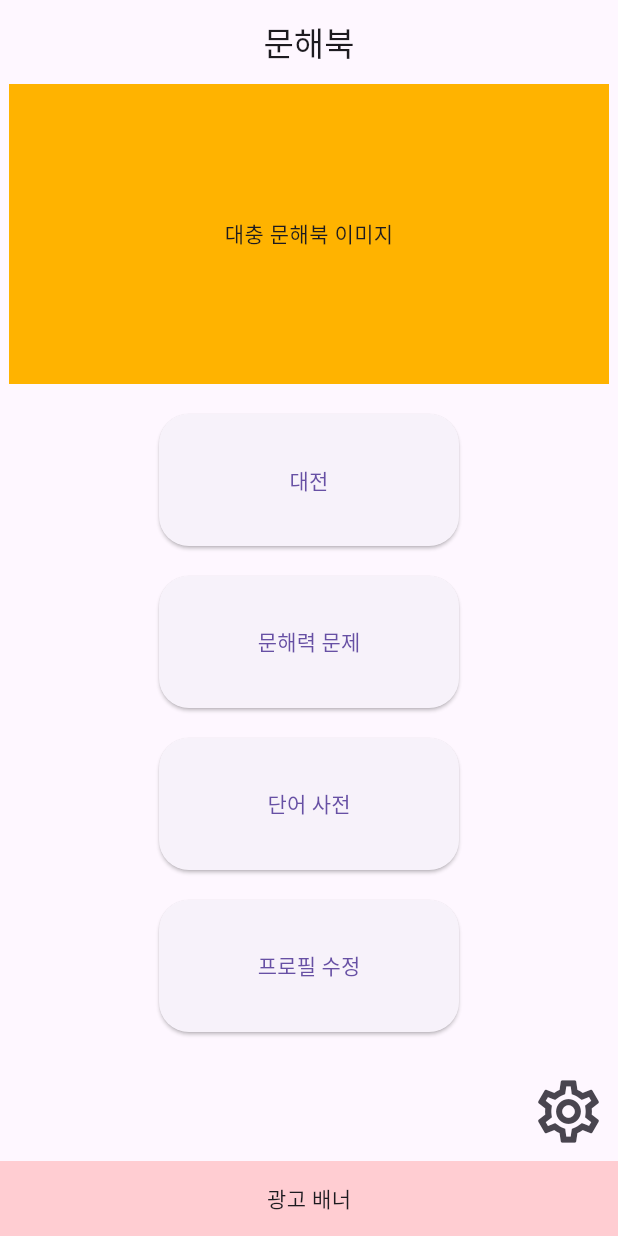
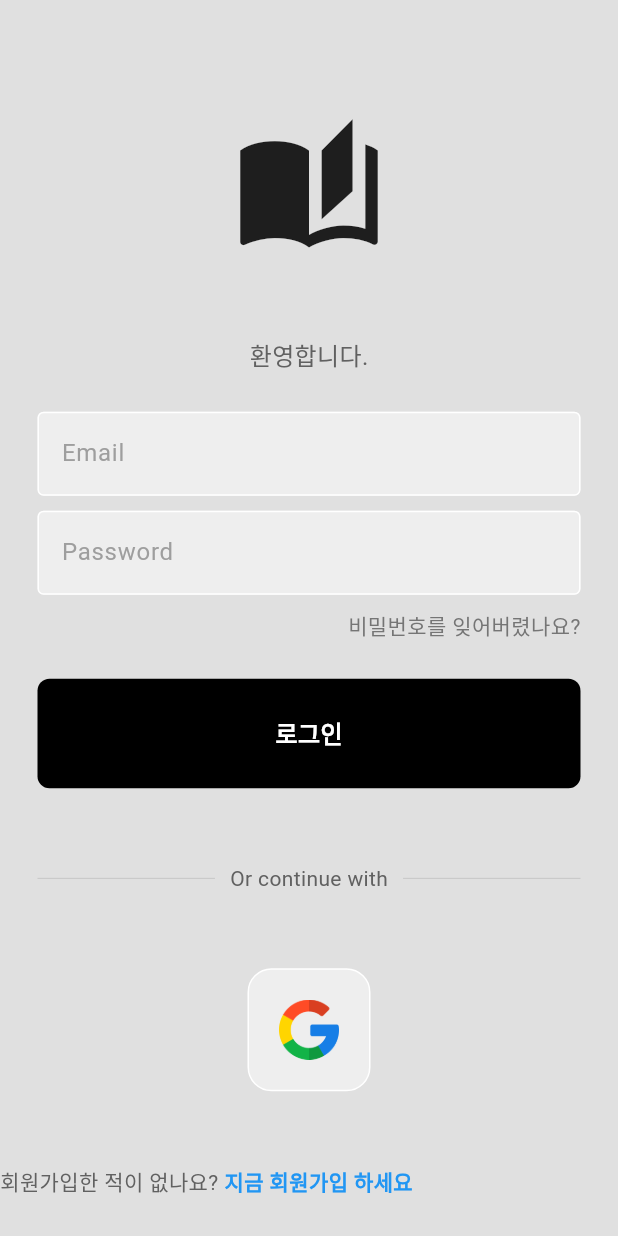
Before and after one commit to PLNumber/opendemo, a Flutter app: the screen it shows after launch, on a phone screen of 412 x 824 dp. Run offline on Flutter 3.47's test engine with Material 3 defaults, Android fonts, the phone set to English and light mode, and no system bars; our stand-ins replace cloud_firestore, firebase_auth, firebase_core, flutter_dotenv, google_sign_in, shared_preferences; accounts and stored records are empty.

Commit message:
로그인 하면 됨

```diff
--- /dev/null
+++ b/lib/Main/Login/component/button.dart
@@ -0,0 +1,36 @@
+import 'package:flutter/material.dart';
+
+class MyButton extends StatelessWidget {
+  final Function()? onTap;
+  final String text;
+
+  const MyButton({
+    super.key,
+    required this.onTap,
+    required this.text,
+  });
+
+  @override
+  Widget build(BuildContext context) {
+    return GestureDetector(
+      onTap: onTap,
+      child: Container(
+        padding: const EdgeInsets.all(25),
+        margin: const EdgeInsets.symmetric(horizontal: 25),
+        decoration: BoxDecoration(
+          color: Colors.black,
+          borderRadius: BorderRadius.circular(8),
+        ),
+        child: Center(
+            child: Text(
+          text,
+          style: const TextStyle(
+            color: Colors.white,
+            fontWeight: FontWeight.bold,
+            fontSize: 16,
+          ),
+        )),
+      ),
+    );
+  }
+}
--- /dev/null
+++ b/lib/Main/Login/component/squaretitle.dart
@@ -0,0 +1,30 @@
+import 'package:flutter/material.dart';
+
+class SquareTitle extends StatelessWidget {
+  final String imagePath;
+  final Function()? onTap;
+  const SquareTitle({
+    super.key,
+    required this.imagePath,
+    required this.onTap,
+  });
+
+  @override
+  Widget build(BuildContext context) {
+    return GestureDetector(
+      onTap: onTap,
+      child: Container(
+        padding: EdgeInsets.all(20),
+        decoration: BoxDecoration(
+          border: Border.all(color: Colors.white),
+          borderRadius: BorderRadius.circular(16),
+          color: Colors.grey[200],
+        ),
+        child: Image.asset(
+          imagePath,
+          height: 40,
+        ),
+      ),
+    );
+  }
+}
--- /dev/null
+++ b/lib/Main/Login/component/textfield.dart
@@ -0,0 +1,37 @@
+import 'package:flutter/material.dart';
+
+class MyTextField extends StatelessWidget {
+  final controller;
+  final String hintText;
+  final bool obscureText;
+
+  const MyTextField({
+    super.key,
+    required this.controller,
+    required this.hintText,
+    required this.obscureText
+  });
+
+  @override
+  Widget build(BuildContext context) {
+    return  Padding(
+      padding: const EdgeInsets.symmetric(horizontal: 25.0),
+      child: TextField(
+        controller: controller,
+        obscureText: obscureText,
+        decoration: InputDecoration(
+          enabledBorder: const OutlineInputBorder(
+            borderSide: BorderSide(color: Colors.white),
+          ),
+          focusedBorder: OutlineInputBorder(
+            borderSide: BorderSide(color: Colors.grey.shade400),
+          ),
+          fillColor: Colors.grey.shade200,
+          filled: true,
+          hintText: hintText,
+          hintStyle: TextStyle(color: Colors.grey[500]),
+        ),
+      ),
+    );
+  }
+}
--- /dev/null
+++ b/lib/Main/Login/pages/auth_page.dart
@@ -0,0 +1,29 @@
+import 'package:firebase_auth/firebase_auth.dart';
+import 'package:flutter/material.dart';
+import '../../main.dart';
+import 'login_register.dart';
+
+class AuthPage extends StatelessWidget {
+  const AuthPage({super.key});
+
+  @override
+  Widget build(BuildContext context) {
+    return Scaffold(
+      body: StreamBuilder<User?>(
+        stream: FirebaseAuth.instance.authStateChanges(),
+        builder: (context, snapshot) {
+          //로그인 성공
+          if (snapshot.hasData){
+            return MainPage();
+          }
+
+          //로그인 실패
+          else{
+            return LoginOrRegisterPage();
+          }
+
+        },
+      ),
+    );
+  }
+}
--- /dev/null
+++ b/lib/Main/Login/pages/login_page.dart
@@ -0,0 +1,242 @@
+import 'package:firebase_auth/firebase_auth.dart';
+import 'package:flutter/material.dart';
+import '../component/button.dart';
+import '../component/squaretitle.dart';
+import '../component/textfield.dart';
+import '../services/auth.dart';
+
+class LoginPage extends StatefulWidget {
+  final Function()? onTap;
+  LoginPage({
+    super.key,
+    required this.onTap,
+  });
+
+  @override
+  State<LoginPage> createState() => _LoginPageState();
+}
+
+class _LoginPageState extends State<LoginPage> {
+  //text edit controller
+  final emailController = TextEditingController();
+  final passwordController = TextEditingController();
+
+  //로그인 함수
+  void signUserIn() async {
+    //로딩 화면
+    showDialog(
+      context: context,
+      builder: (context) {
+        return const Center(
+          child: CircularProgressIndicator(),
+        );
+      },
+    );
+    //로그인 정보 전달
+    try{
+      await FirebaseAuth.instance.signInWithEmailAndPassword(
+        email: emailController.text,
+        password: passwordController.text,
+      );
+      Navigator.pop(context);
+    } on FirebaseAuthException catch(e){
+      Navigator.pop(context);
+
+      ErrorMessage(e.code);
+    }
+    //Navigator.pop(context);
+  }
+
+  //에러 메시지 출력 함수
+  void ErrorMessage(String message) {
+    showDialog(
+      context: context,
+      builder: (context) {
+        return AlertDialog(
+          shape: RoundedRectangleBorder(
+            borderRadius: BorderRadius.circular(16),
+          ),
+          backgroundColor: Colors.white,
+          title: Center(
+            child: Text(
+              message,
+              style: const TextStyle(color: Colors.black),
+            ),
+          ),
+          actions: [
+            Center(
+              child: TextButton(
+                  onPressed: (){
+                    Navigator.of(context).pop();//창 닫기
+                  },
+                style: TextButton.styleFrom(
+                  backgroundColor: Colors.black,
+                  padding: const EdgeInsets.symmetric(horizontal: 16, vertical: 8),
+                  shape: RoundedRectangleBorder(
+                    borderRadius: BorderRadius.circular(8),
+                  ),
+                ),
+                child: const Text(
+                  '확인',
+                  style: TextStyle(color: Colors.white),
+                ),
+              ),
+            )
+          ],
+        );
+      },
+    );
+  }
+
+  @override
+  Widget build(BuildContext context) {
+    return Scaffold(
+      backgroundColor: Colors.grey[300],
+      //상단 상태창 침범하지 않는 용도
+      body: SafeArea(
+        child: Center(
+          child: SingleChildScrollView(
+            child: Column(
+              mainAxisAlignment: MainAxisAlignment.center,
+              children: [
+                const SizedBox(height: 50),
+                //로고
+                const Icon(
+                  Icons.auto_stories,
+                  size: 100,
+                ),
+
+                const SizedBox(height: 50),
+
+                Text(
+                    '환영합니다.',
+                    style: TextStyle(
+                      color: Colors.grey[700],
+                      fontSize: 16,
+                    ),
+                ),
+
+                const SizedBox(height: 25),
+
+                // 이메일 입력칸
+                MyTextField(
+                  controller: emailController,
+                  hintText: 'Email',
+                  obscureText: false,
+                ),
+
+                const SizedBox(height: 10),
+
+                //비밀번호 입력칸
+                MyTextField(
+                  controller: passwordController,
+                  hintText: 'Password',
+                  obscureText: true,
+                ),
+
+                const SizedBox(height: 10),
+
+                Padding(
+                  padding: const EdgeInsets.symmetric(horizontal: 25.0),
+                  child: Row(
+                    mainAxisAlignment: MainAxisAlignment.end,
+                    children: [
+                      Text(
+                        '비밀번호를 잊어버렸나요?',
+                        style: TextStyle(color: Colors.grey[600]),
+                      ),
+                    ],
+                  ),
+                ),
+
+                const SizedBox(height: 25),
+
+                //로그인 버튼
+                MyButton(
+                  text: "로그인",
+                  onTap: signUserIn,
+                ),
+
+                const SizedBox(height: 50),
+
+                Padding(
+                  padding: const EdgeInsets.symmetric(horizontal: 25.0),
+                  child: Row(
+                    children: [
+                      Expanded(
+                        child: Divider(
+                          thickness: 0.5,
+                          color: Colors.grey[400],
+                        ),
+                      ),
+
+                      Padding(
+                        padding: const EdgeInsets.symmetric(horizontal: 10.0),
+                        child: Text(
+                            'Or continue with',
+                          style: TextStyle(color: Colors.grey[700]),
+                        ),
+                      ),
+
+                      Expanded(
+                        child: Divider(
+                          thickness: 0.5,
+                          color: Colors.grey[400],
+                        ),
+                      ),
+
+                    ],
+                  ),
+                ),
+
+                const SizedBox(height: 50),
+
+                Row(
+                  mainAxisAlignment: MainAxisAlignment.center,
+                  children: [
+                    //구글로 로그인 버튼
+                    SquareTitle(
+                      onTap: () => AuthService().signInWithGoogle(),
+                        imagePath: 'assets/images/google.png'
+                    ),
+
+                    //SizedBox(width: 25),
+
+                    //그외
+                    //SquareTitle(imagePath: 'lib/images/google.png'),
+                  ],
+                ),
+
+                const SizedBox(height: 50),
+
+                //회원가입
+
+                Row(children: [
+                  Text(
+                      '회원가입한 적이 없나요?',
+                    style: TextStyle(color: Colors.grey[700]),
+                  ),
+                  const SizedBox(width: 4),
+                  GestureDetector(
+                    onTap: widget.onTap,
+                    child: const Text(
+                        '지금 회원가입 하세요',
+                      style: TextStyle(
+                          color: Colors.blue,
+                          fontWeight: FontWeight.bold
+                      ),
+                    ),
+                  ),
+                ],)
+
+
+
+
+              ],
+            ),
+          ),
+        ),
+      ),
+    );
+  }
+}
--- /dev/null
+++ b/lib/Main/Login/pages/login_register.dart
@@ -0,0 +1,34 @@
+import 'package:flutter/material.dart';
+import 'register_page.dart';
+
+import 'login_page.dart';
+
+class LoginOrRegisterPage extends StatefulWidget {
+  const LoginOrRegisterPage({super.key});
+
+  @override
+  State<LoginOrRegisterPage> createState() => _LoginOrRegisterPageState();
+}
+
+class _LoginOrRegisterPageState extends State<LoginOrRegisterPage> {
+
+  bool showLoginPage = true;
+
+  void togglePages() {
+    setState(() {
+      showLoginPage = !showLoginPage;
+    });
+  }
+  @override
+  Widget build(BuildContext context) {
+    if(showLoginPage) {
+      return LoginPage(
+        onTap: togglePages,
+      );
+    } else{
+      return RegisterPage(
+        onTap: togglePages,
+      );
+    }
+  }
+}
--- a/lib/Main/main.dart
+++ b/lib/Main/main.dart
@@ -1,13 +1,15 @@
 import 'package:flutter/material.dart';
+import 'package:provider/provider.dart';
+import 'package:firebase_core/firebase_core.dart';
+import 'package:flutter_dotenv/flutter_dotenv.dart';
 import '../../Pages/profile.dart';
 import '../../Pages/battle.dart';
 import '../../Pages/quiz.dart';
 import '../../Pages/option.dart';
 import '../../Pages/dictionary.dart';
-import 'package:provider/provider.dart';
-import 'package:flutter_dotenv/flutter_dotenv.dart';
 import '../../Function/option_func.dart';
-import 'package:firebase_core/firebase_core.dart';
+import '../Main/Login/pages/auth_page.dart';
+import '../Main/Login/pages/login_page.dart';
 import 'firebase_options.dart';
 
 void main() async {
@@ -35,7 +37,7 @@ class MyApp extends StatelessWidget {
         return MaterialApp(
           title: '문해북',
           theme: themeProvider.currentTheme,  // 현재 테마 적용
-          home: MainPage(),
+          home: AuthPage(),
         );
       },
     );
--- a/pubspec.yaml
+++ b/pubspec.yaml
@@ -37,6 +37,9 @@ dependencies:
   shared_preferences: ^2.3.3
   url_launcher: ^6.3.1
   firebase_core: ^3.8.0
+  firebase_auth: ^5.3.2
+  google_sign_in: ^6.2.2
+
 
 
   # The following adds the Cupertino Icons font to your application.
@@ -69,6 +72,7 @@ flutter:
   # To add assets to your application, add an assets section, like this:
   assets:
     - assets/config/.env
+    - assets/images/google.png
   #   - images/a_dot_burr.jpeg
   #   - images/a_dot_ham.jpeg
 
```
Also changed, not shown: lib/Main/Login/pages/home_page.dart (added, +33 -0 lines), lib/Main/Login/pages/register_page.dart (added, +242 -0 lines), lib/Main/Login/services/auth.dart (added, +19 -0 lines), assets/images/google.png (added), pubspec.lock, 1 other file.
